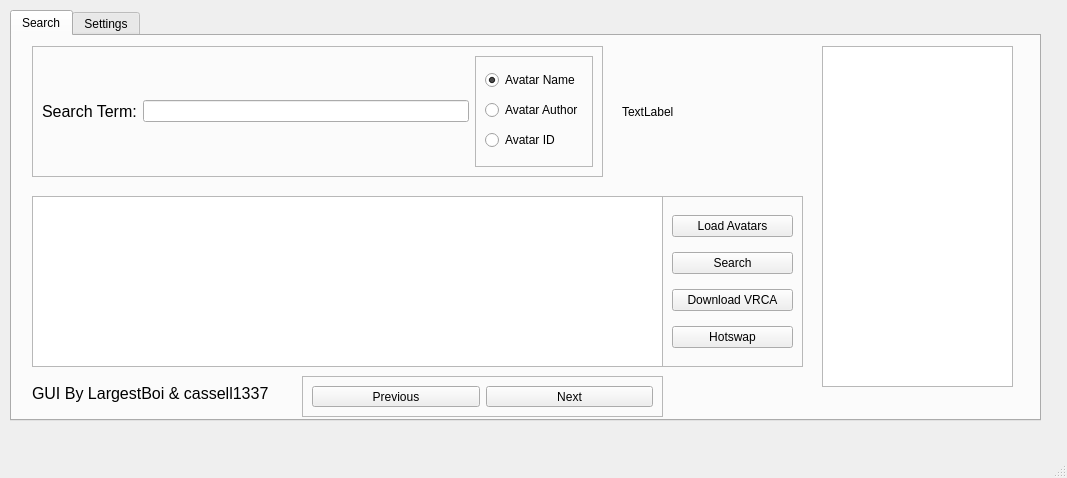
Cranbaerry/A.R.E.S, file RECODED/untitled.ui: the form before one commit.
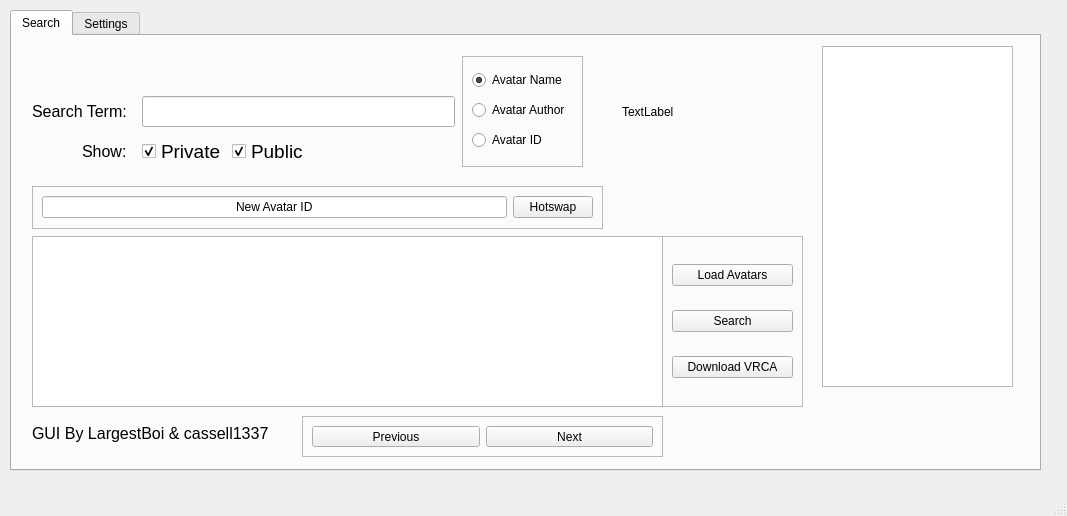
The form after the commit.

The edit to the form file:
```diff
--- a/RECODED/untitled.ui
+++ b/RECODED/untitled.ui
@@ -7,7 +7,7 @@
     <x>0</x>
     <y>0</y>
     <width>1067</width>
-    <height>478</height>
+    <height>516</height>
    </rect>
   </property>
   <property name="windowTitle">
@@ -20,7 +20,7 @@
       <x>10</x>
       <y>10</y>
       <width>1031</width>
-      <height>411</height>
+      <height>461</height>
      </rect>
     </property>
     <property name="currentIndex">
@@ -56,80 +56,11 @@
        </rect>
       </property>
      </widget>
-     <widget class="QFrame" name="frame_3">
-      <property name="geometry">
-       <rect>
-        <x>20</x>
-        <y>10</y>
-        <width>571</width>
-        <height>131</height>
-       </rect>
-      </property>
-      <property name="frameShape">
-       <enum>QFrame::StyledPanel</enum>
-      </property>
-      <property name="frameShadow">
-       <enum>QFrame::Raised</enum>
-      </property>
-      <layout class="QHBoxLayout" name="horizontalLayout">
-       <item>
-        <widget class="QLabel" name="label_2">
-         <property name="font">
-          <font>
-           <pointsize>12</pointsize>
-          </font>
-         </property>
-         <property name="text">
-          <string>Search Term:</string>
-         </property>
-        </widget>
-       </item>
-       <item>
-        <widget class="QLineEdit" name="lineEdit"/>
-       </item>
-       <item>
-        <widget class="QFrame" name="frame_2">
-         <property name="frameShape">
-          <enum>QFrame::StyledPanel</enum>
-         </property>
-         <property name="frameShadow">
-          <enum>QFrame::Raised</enum>
-         </property>
-         <layout class="QVBoxLayout" name="verticalLayout_2">
-          <item>
-           <widget class="QRadioButton" name="AvatarNameRB">
-            <property name="text">
-             <string>Avatar Name</string>
-            </property>
-            <property name="checked">
-             <bool>true</bool>
-            </property>
-           </widget>
-          </item>
-          <item>
-           <widget class="QRadioButton" name="AvatarAuthorRB">
-            <property name="text">
-             <string>Avatar Author</string>
-            </property>
-           </widget>
-          </item>
-          <item>
-           <widget class="QRadioButton" name="AvatarIDRB">
-            <property name="text">
-             <string>Avatar ID</string>
-            </property>
-           </widget>
-          </item>
-         </layout>
-        </widget>
-       </item>
-      </layout>
-     </widget>
      <widget class="QLabel" name="label_3">
       <property name="geometry">
        <rect>
         <x>20</x>
-        <y>340</y>
+        <y>380</y>
         <width>251</width>
         <height>35</height>
        </rect>
@@ -147,7 +78,7 @@
       <property name="geometry">
        <rect>
         <x>650</x>
-        <y>160</y>
+        <y>200</y>
         <width>141</width>
         <height>171</height>
        </rect>
@@ -180,20 +111,13 @@
          </property>
         </widget>
        </item>
-       <item>
-        <widget class="QPushButton" name="HotswapButton">
-         <property name="text">
-          <string>Hotswap</string>
-         </property>
-        </widget>
-       </item>
       </layout>
      </widget>
      <widget class="QTextEdit" name="RawData">
       <property name="geometry">
        <rect>
         <x>20</x>
-        <y>160</y>
+        <y>200</y>
         <width>631</width>
         <height>171</height>
        </rect>
@@ -210,7 +134,7 @@
       <property name="geometry">
        <rect>
         <x>290</x>
-        <y>340</y>
+        <y>380</y>
         <width>361</width>
         <height>41</height>
        </rect>
@@ -242,7 +166,7 @@
       <property name="geometry">
        <rect>
         <x>660</x>
-        <y>340</y>
+        <y>380</y>
         <width>121</width>
         <height>41</height>
        </rect>
@@ -261,6 +185,197 @@
        <set>Qt::AlignCenter</set>
       </property>
      </widget>
+     <widget class="QFrame" name="frame_5">
+      <property name="geometry">
+       <rect>
+        <x>20</x>
+        <y>150</y>
+        <width>571</width>
+        <height>43</height>
+       </rect>
+      </property>
+      <property name="frameShape">
+       <enum>QFrame::StyledPanel</enum>
+      </property>
+      <property name="frameShadow">
+       <enum>QFrame::Raised</enum>
+      </property>
+      <layout class="QHBoxLayout" name="horizontalLayout_3">
+       <item>
+        <widget class="QLineEdit" name="lineEdit_2">
+         <property name="text">
+          <string>New Avatar ID</string>
+         </property>
+         <property name="alignment">
+          <set>Qt::AlignCenter</set>
+         </property>
+        </widget>
+       </item>
+       <item>
+        <widget class="QPushButton" name="HotswapButton">
+         <property name="text">
+          <string>Hotswap</string>
+         </property>
+        </widget>
+       </item>
+      </layout>
+     </widget>
+     <widget class="QLabel" name="Status">
+      <property name="geometry">
+       <rect>
+        <x>810</x>
+        <y>360</y>
+        <width>191</width>
+        <height>61</height>
+       </rect>
+      </property>
+      <property name="font">
+       <font>
+        <pointsize>10</pointsize>
+        <weight>75</weight>
+        <bold>true</bold>
+       </font>
+      </property>
+      <property name="text">
+       <string/>
+      </property>
+      <property name="alignment">
+       <set>Qt::AlignCenter</set>
+      </property>
+     </widget>
+     <widget class="QLabel" name="label_2">
+      <property name="geometry">
+       <rect>
+        <x>20</x>
+        <y>50</y>
+        <width>96</width>
+        <height>51</height>
+       </rect>
+      </property>
+      <property name="font">
+       <font>
+        <pointsize>12</pointsize>
+       </font>
+      </property>
+      <property name="text">
+       <string>Search Term:</string>
+      </property>
+     </widget>
+     <widget class="QLineEdit" name="lineEdit">
+      <property name="geometry">
+       <rect>
+        <x>130</x>
+        <y>60</y>
+        <width>313</width>
+        <height>31</height>
+       </rect>
+      </property>
+      <property name="alignment">
+       <set>Qt::AlignCenter</set>
+      </property>
+     </widget>
+     <widget class="QFrame" name="frame_2">
+      <property name="geometry">
+       <rect>
+        <x>450</x>
+        <y>20</y>
+        <width>121</width>
+        <height>111</height>
+       </rect>
+      </property>
+      <property name="frameShape">
+       <enum>QFrame::StyledPanel</enum>
+      </property>
+      <property name="frameShadow">
+       <enum>QFrame::Raised</enum>
+      </property>
+      <layout class="QVBoxLayout" name="verticalLayout_2">
+       <item>
+        <widget class="QRadioButton" name="AvatarNameRB">
+         <property name="text">
+          <string>Avatar Name</string>
+         </property>
+         <property name="checked">
+          <bool>true</bool>
+         </property>
+        </widget>
+       </item>
+       <item>
+        <widget class="QRadioButton" name="AvatarAuthorRB">
+         <property name="text">
+          <string>Avatar Author</string>
+         </property>
+        </widget>
+       </item>
+       <item>
+        <widget class="QRadioButton" name="AvatarIDRB">
+         <property name="text">
+          <string>Avatar ID</string>
+         </property>
+        </widget>
+       </item>
+      </layout>
+     </widget>
+     <widget class="QCheckBox" name="PrivateBox">
+      <property name="geometry">
+       <rect>
+        <x>130</x>
+        <y>100</y>
+        <width>81</width>
+        <height>31</height>
+       </rect>
+      </property>
+      <property name="font">
+       <font>
+        <pointsize>14</pointsize>
+       </font>
+      </property>
+      <property name="text">
+       <string>Private</string>
+      </property>
+      <property name="checked">
+       <bool>true</bool>
+      </property>
+     </widget>
+     <widget class="QCheckBox" name="PublicBox">
+      <property name="geometry">
+       <rect>
+        <x>220</x>
+        <y>100</y>
+        <width>81</width>
+        <height>31</height>
+       </rect>
+      </property>
+      <property name="font">
+       <font>
+        <pointsize>14</pointsize>
+       </font>
+      </property>
+      <property name="text">
+       <string>Public</string>
+      </property>
+      <property name="checked">
+       <bool>true</bool>
+      </property>
+     </widget>
+     <widget class="QLabel" name="label_4">
+      <property name="geometry">
+       <rect>
+        <x>70</x>
+        <y>100</y>
+        <width>51</width>
+        <height>31</height>
+       </rect>
+      </property>
+      <property name="font">
+       <font>
+        <pointsize>12</pointsize>
+       </font>
+      </property>
+      <property name="text">
+       <string>Show:</string>
+      </property>
+     </widget>
     </widget>
     <widget class="QWidget" name="tab_2">
      <attribute name="title">
```
Left out of the diff: 2 changed lines with no effect on the pictures.
